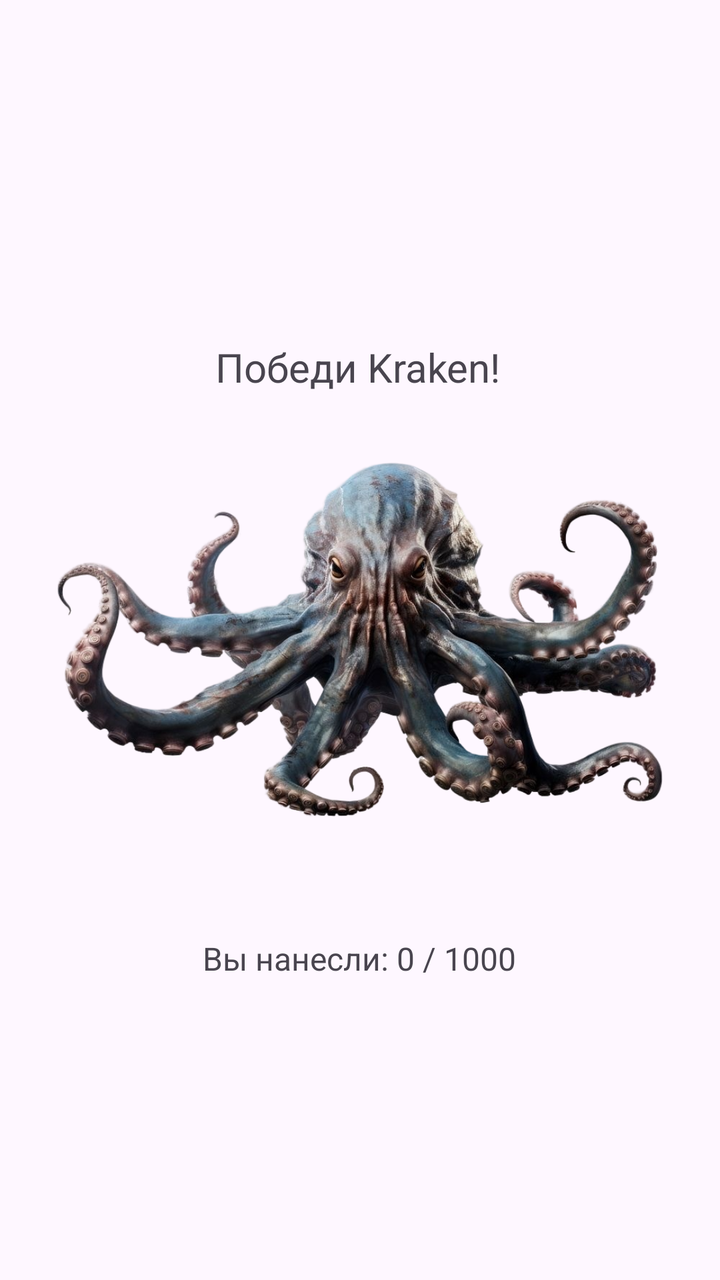
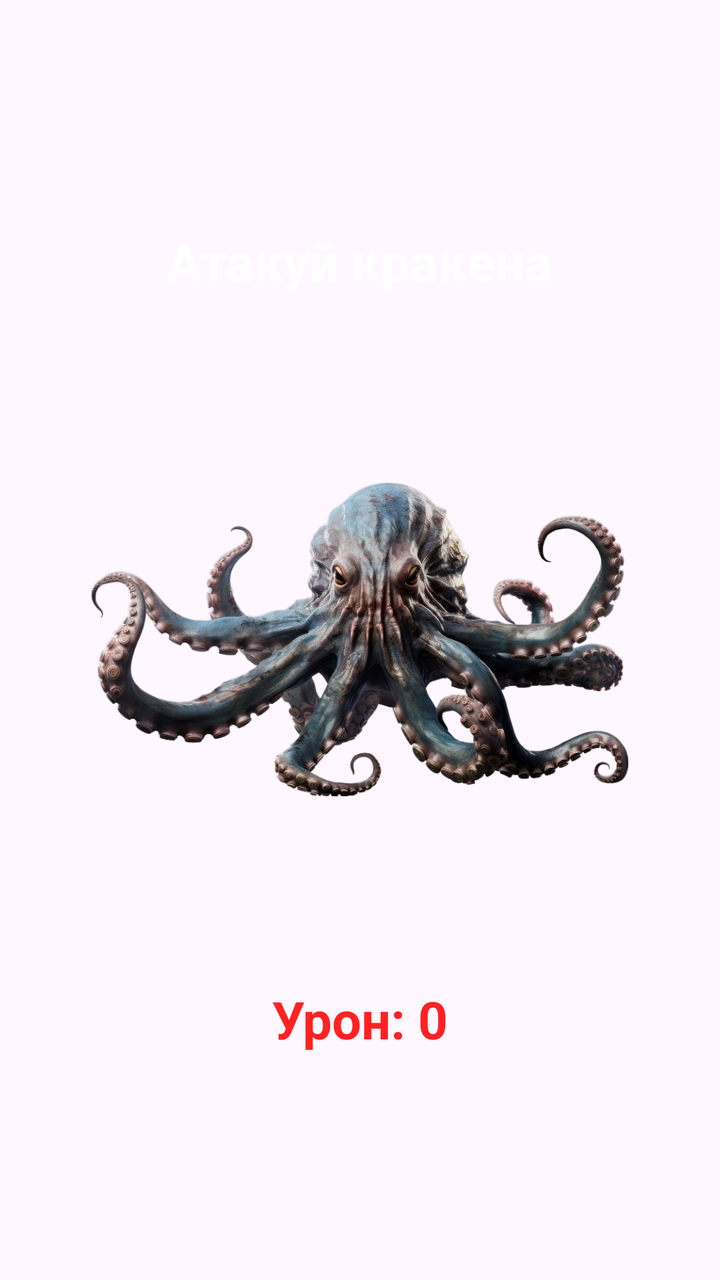

Two renders of the same Android screen: before a commit and after it. Below are the layout's source before the change and the commit's diff.
<!-- AndroidManifest.xml: application theme Theme.Octopus -->
<!-- res/layout/activity_main.xml -->
<?xml version="1.0" encoding="utf-8"?>
<androidx.constraintlayout.widget.ConstraintLayout xmlns:android="http://schemas.android.com/apk/res/android"
    xmlns:app="http://schemas.android.com/apk/res-auto"
    xmlns:tools="http://schemas.android.com/tools"
    android:id="@+id/main"
    android:layout_width="match_parent"
    android:layout_height="match_parent"
    tools:context=".MainActivity">

    <TextView
        android:id="@+id/textDown"
        android:layout_width="wrap_content"
        android:layout_height="wrap_content"
        android:layout_marginBottom="150dp"
        android:text="Вы нанесли: 0 / 1000"
        android:textSize="16sp"
        app:layout_constraintBottom_toBottomOf="parent"
        app:layout_constraintEnd_toEndOf="parent"
        app:layout_constraintHorizontal_bias="0.498"
        app:layout_constraintStart_toStartOf="parent" />

    <TextView
        android:id="@+id/textTop"
        android:layout_width="wrap_content"
        android:layout_height="wrap_content"
        android:layout_marginTop="170dp"
        android:text="Победи Kraken!"
        android:textSize="20sp"
        app:layout_constraintEnd_toEndOf="parent"
        app:layout_constraintHorizontal_bias="0.495"
        app:layout_constraintStart_toStartOf="parent"
        app:layout_constraintTop_toTopOf="parent" />

    <ImageView
        android:id="@+id/kraken"
        android:layout_width="wrap_content"
        android:layout_height="wrap_content"
        android:onClick="tap"
        app:layout_constraintBottom_toBottomOf="parent"
        app:layout_constraintEnd_toEndOf="parent"
        app:layout_constraintHorizontal_bias="0.5"
        app:layout_constraintStart_toStartOf="parent"
        app:layout_constraintTop_toTopOf="parent"
        app:layout_constraintVertical_bias="0.5"
        app:srcCompat="@drawable/krakentaptap" />

</androidx.constraintlayout.widget.ConstraintLayout>
<!-- resources referenced by this layout -->
<resources>
  <!-- drawable krakentaptap: png bitmap (drawable, 574640 bytes) -->
  <style name="Theme.Octopus" parent="Base.Theme.Octopus" />
  <style name="Base.Theme.Octopus" parent="Theme.Material3.DayNight.NoActionBar">
          
          
      </style>
</resources>

<!-- the commit's change to res/layout/activity_main.xml (unified diff, before → after) -->
@@ -1,47 +1,50 @@
 <?xml version="1.0" encoding="utf-8"?>
-<androidx.constraintlayout.widget.ConstraintLayout xmlns:android="http://schemas.android.com/apk/res/android"
-    xmlns:app="http://schemas.android.com/apk/res-auto"
-    xmlns:tools="http://schemas.android.com/tools"
-    android:id="@+id/main"
+<LinearLayout
+    xmlns:android="http://schemas.android.com/apk/res/android"
     android:layout_width="match_parent"
     android:layout_height="match_parent"
-    tools:context=".MainActivity">
+    android:orientation="vertical"
+    android:gravity="center"
+    android:clipChildren="false"
+    android:clipToPadding="false">
 
+    
+    <TextView
+        android:id="@+id/textTop"
+        android:layout_width="wrap_content"
+        android:layout_height="wrap_content"
+        android:layout_marginBottom="12dp"
+        android:text="Атакуй кракена"
+        android:textSize="26sp"
+        android:textStyle="bold"
+        android:textColor="#FFFFFF" />
+
+    
+    <FrameLayout
+        android:id="@+id/container"
+        android:layout_width="320dp"
+        android:layout_height="320dp"
+        android:clipChildren="false"
+        android:clipToPadding="false">
+
+        <ImageView
+            android:id="@+id/kraken"
+            android:layout_width="match_parent"
+            android:layout_height="match_parent"
+            android:src="@drawable/krakentaptap"
+            android:contentDescription="kraken" />
+
+    </FrameLayout>
+
+    
     <TextView
         android:id="@+id/textDown"
         android:layout_width="wrap_content"
         android:layout_height="wrap_content"
-        android:layout_marginBottom="150dp"
-        android:text="Вы нанесли: 0 / 1000"
-        android:textSize="16sp"
-        app:layout_constraintBottom_toBottomOf="parent"
-        app:layout_constraintEnd_toEndOf="parent"
-        app:layout_constraintHorizontal_bias="0.498"
-        app:layout_constraintStart_toStartOf="parent" />
+        android:layout_marginTop="12dp"
+        android:text="Урон: 0"
+        android:textSize="26sp"
+        android:textStyle="bold"
+        android:textColor="#FF2222" />
 
-    <TextView
-        android:id="@+id/textTop"
-        android:layout_width="wrap_content"
-        android:layout_height="wrap_content"
-        android:layout_marginTop="170dp"
-        android:text="Победи Kraken!"
-        android:textSize="20sp"
-        app:layout_constraintEnd_toEndOf="parent"
-        app:layout_constraintHorizontal_bias="0.495"
-        app:layout_constraintStart_toStartOf="parent"
-        app:layout_constraintTop_toTopOf="parent" />
-
-    <ImageView
-        android:id="@+id/kraken"
-        android:layout_width="wrap_content"
-        android:layout_height="wrap_content"
-        android:onClick="tap"
-        app:layout_constraintBottom_toBottomOf="parent"
-        app:layout_constraintEnd_toEndOf="parent"
-        app:layout_constraintHorizontal_bias="0.5"
-        app:layout_constraintStart_toStartOf="parent"
-        app:layout_constraintTop_toTopOf="parent"
-        app:layout_constraintVertical_bias="0.5"
-        app:srcCompat="@drawable/krakentaptap" />
-
-</androidx.constraintlayout.widget.ConstraintLayout>
+</LinearLayout>
